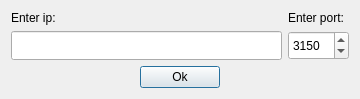
Qt form Lab2/UDPClientFiles/portdialog.ui (rodimov/NetworksLabs_SUT) before a commit.
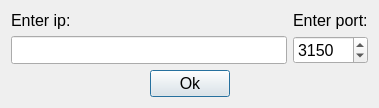
The same form after that commit.

Commit message: portdialog fonts resize

```diff
--- a/Lab2/UDPClientFiles/portdialog.ui
+++ b/Lab2/UDPClientFiles/portdialog.ui
@@ -6,8 +6,8 @@
    <rect>
     <x>0</x>
     <y>0</y>
-    <width>360</width>
-    <height>99</height>
+    <width>379</width>
+    <height>105</height>
    </rect>
   </property>
   <property name="windowTitle">
@@ -24,6 +24,11 @@
          <verstretch>0</verstretch>
         </sizepolicy>
        </property>
+       <property name="font">
+        <font>
+         <pointsize>12</pointsize>
+        </font>
+       </property>
        <property name="text">
         <string>Enter ip:</string>
        </property>
@@ -37,6 +42,11 @@
          <verstretch>0</verstretch>
         </sizepolicy>
        </property>
+       <property name="font">
+        <font>
+         <pointsize>12</pointsize>
+        </font>
+       </property>
       </widget>
      </item>
     </layout>
@@ -51,6 +61,11 @@
          <verstretch>0</verstretch>
         </sizepolicy>
        </property>
+       <property name="font">
+        <font>
+         <pointsize>12</pointsize>
+        </font>
+       </property>
        <property name="text">
         <string>Enter port:</string>
        </property>
@@ -64,6 +79,11 @@
          <verstretch>0</verstretch>
         </sizepolicy>
        </property>
+       <property name="font">
+        <font>
+         <pointsize>12</pointsize>
+        </font>
+       </property>
        <property name="minimum">
         <number>1</number>
        </property>
@@ -94,6 +114,11 @@
      </item>
      <item>
       <widget class="QPushButton" name="ok">
+       <property name="font">
+        <font>
+         <pointsize>12</pointsize>
+        </font>
+       </property>
        <property name="text">
         <string>Ok</string>
        </property>
```
The commit also changes 6 other files.
